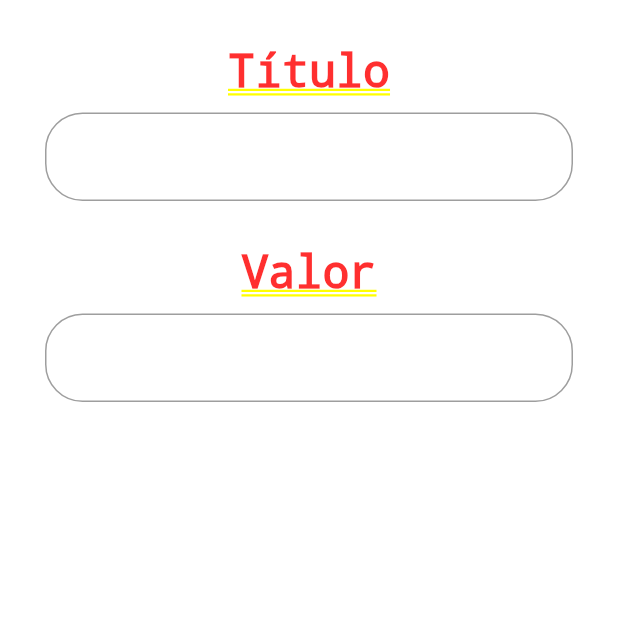
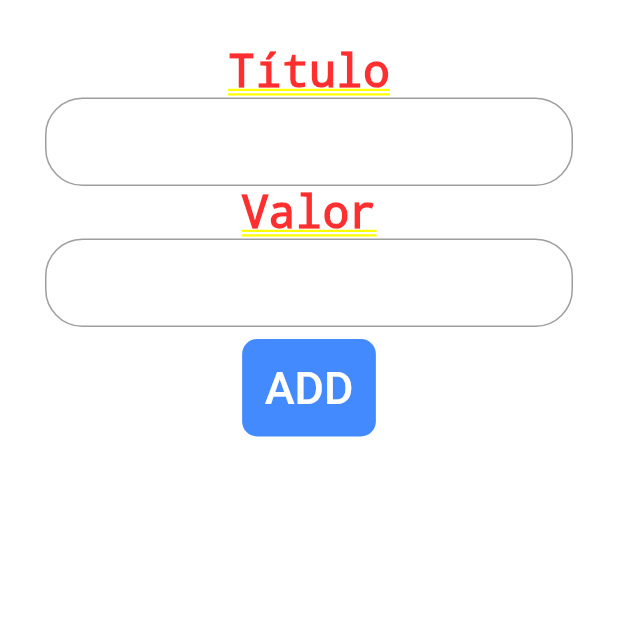
Before and after one commit to EduardoBllc/maWallet, a Flutter app: the AddPopUp screen opened by its route, on a phone screen of 412 x 824 dp, the top half of it. Run offline on Flutter 3.47's test engine with Material 2 defaults, Android fonts, the phone set to English and light mode, and no system bars; our stand-ins replace flutter_speed_dial, rflutter_alert.

```diff
--- a/lib/components/add_transaction_popup.dart
+++ b/lib/components/add_transaction_popup.dart
@@ -1,4 +1,7 @@
 import 'package:flutter/material.dart';
+import 'package:ma_wallet/models/financial_data.dart';
+import 'package:ma_wallet/models/transaction.dart';
+import 'package:provider/provider.dart';
 import 'package:rflutter_alert/rflutter_alert.dart';
 
 class AddPopUp extends StatelessWidget {
@@ -6,59 +9,91 @@ class AddPopUp extends StatelessWidget {
 
   @override
   Widget build(BuildContext context) {
-
     String title = '';
-    double? value;
-
+    double value = 0;
+    TextEditingController controller = TextEditingController();
 
     return Container(
       padding: EdgeInsets.symmetric(vertical: 30, horizontal: 30),
       decoration: BoxDecoration(
-        borderRadius: BorderRadius.only(
-            topLeft: Radius.circular(35), topRight: Radius.circular(32)),
+        borderRadius: BorderRadius.only(topLeft: Radius.circular(35), topRight: Radius.circular(32)),
         color: Colors.white,
       ),
       child: Column(
-        crossAxisAlignment: CrossAxisAlignment.center,
+        crossAxisAlignment: CrossAxisAlignment.stretch,
         children: [
-          Text(
+          Center(
+            child: Text(
               'Título',
               style: TextStyle(
                 fontSize: 30,
               ),
             ),
-          SizedBox(height: 10),
+          ),
           TextField(
             textAlign: TextAlign.center,
             decoration: InputDecoration(
-              border: OutlineInputBorder(
-                  borderRadius: BorderRadius.all(Radius.circular(25))),
+              border: OutlineInputBorder(borderRadius: BorderRadius.circular(25)),
             ),
             onChanged: (newValue) {
               title = newValue;
-              print(title);
             },
           ),
-          SizedBox(height: 30),
-          Text(
+          Center(
+            child: Text(
               'Valor',
               style: TextStyle(
                 fontSize: 30,
               ),
             ),
-          SizedBox(height: 10),
+          ),
           TextField(
+            controller: controller,
             textAlign: TextAlign.center,
             decoration: InputDecoration(
-              border: OutlineInputBorder(
-                  borderRadius: BorderRadius.all(Radius.circular(25))),
+              border: OutlineInputBorder(borderRadius: BorderRadius.circular(25)),
             ),
-            onSubmitted: (newValue) {
-              try{
+            onChanged: (newValue) {
+              try {
+                if(newValue.contains(',')){
+                  newValue = newValue.replaceAll(',','.');
+                }
+                if(newValue != ""){
                   value = double.parse(newValue);
-              }catch(e){
+                }
+              } catch (e) {
                 Alert(context: context, title: 'Por favor, digite apenas números no valor').show();
+                controller.text = value.toInt().toString();
               }
+            },
+          ),
+          Consumer<FinancialData>(
+            builder: (BuildContext context, financialData, Widget? child) {
+              return TextButton(
+                onPressed: () {
+
+                  if(title != '' && value != 0){
+                    Transaction transaction = InputTransaction(value: value, title: title, origin: 'Emprego');
+                    financialData.addTransaction(transaction);
+                  }else{
+                    Alert(context: context, title: 'Preencha todos os campos corretamente', image: Icon(Icons.warning_amber)).show();
+                  }
+                },
+                child: Container(
+                  padding: EdgeInsets.all(15),
+                  decoration: BoxDecoration(
+                    color: Colors.blueAccent,
+                    borderRadius: BorderRadius.circular(10),
+                  ),
+                  child: Text(
+                    'ADD',
+                    style: TextStyle(
+                      color: Colors.white,
+                      fontSize: 30,
+                    ),
+                  ),
+                ),
+              );
             },
           ),
         ],
--- a/pubspec.yaml
+++ b/pubspec.yaml
@@ -37,6 +37,7 @@ dependencies:
   cupertino_icons: ^1.0.2
   provider: ^6.0.5
   rflutter_alert: ^2.0.7
+  flutter_speed_dial: ^7.0.0
 
 dev_dependencies:
   flutter_test:
```
Also changed, not shown: lib/components/ExpandableFAB.dart (added, +232 -0 lines), lib/main.dart (+11 -6 lines), lib/screens/main_page.dart (+50 -43 lines), pubspec.lock. Lines whose indentation alone changed are shown as unchanged.
